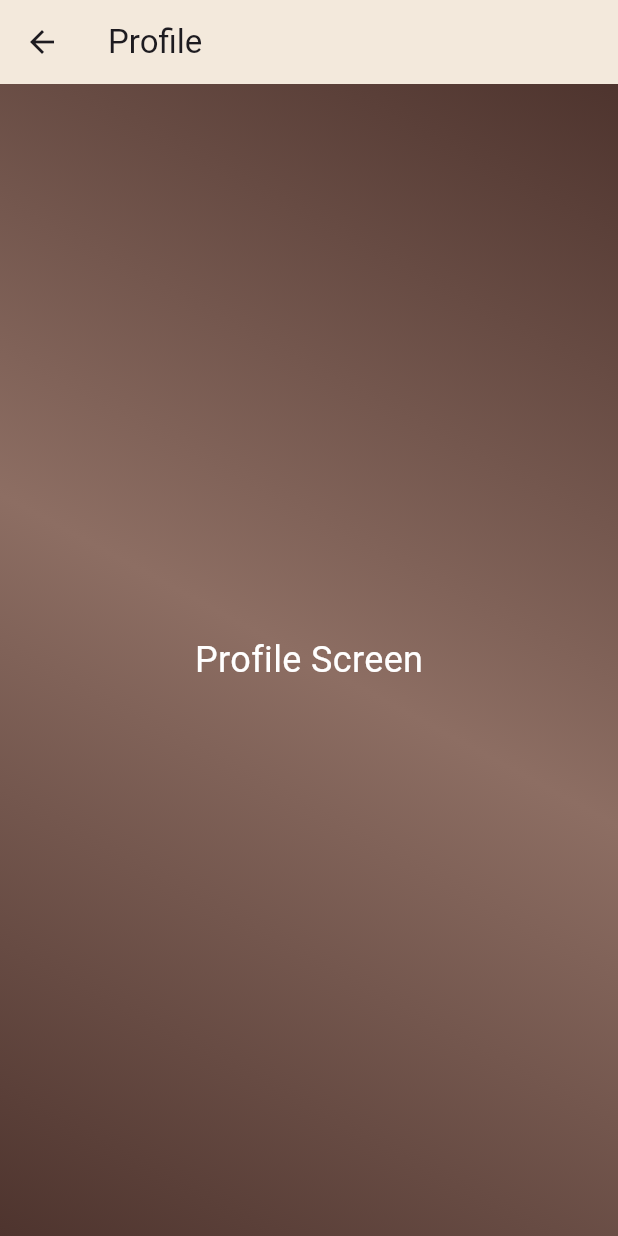
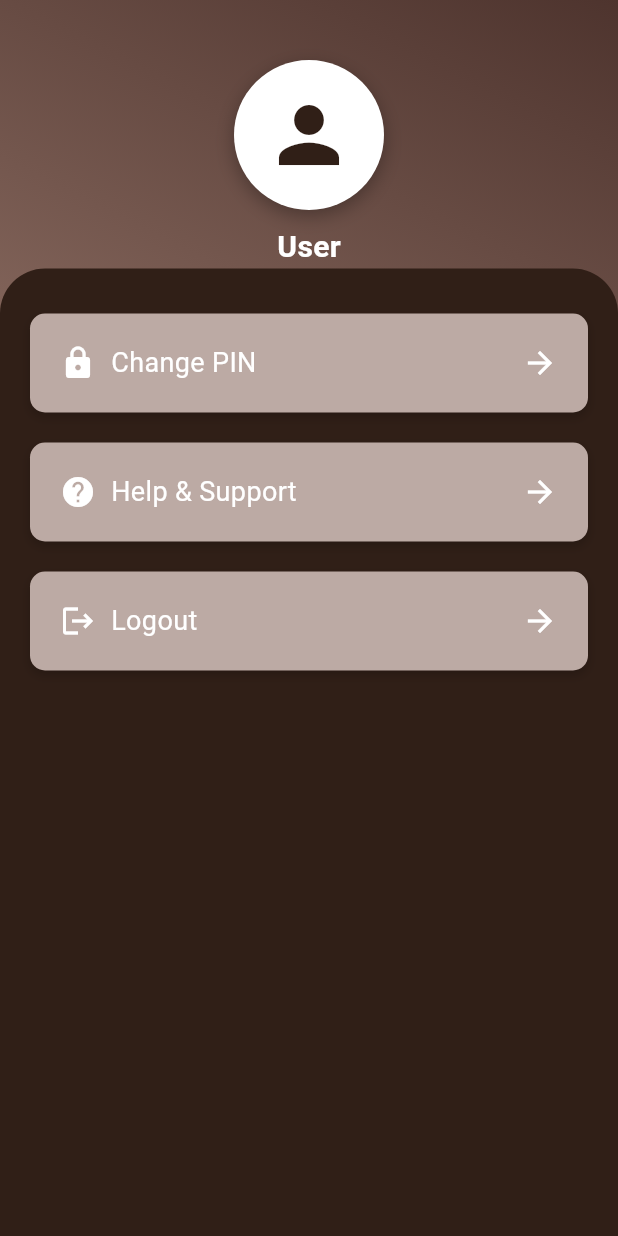
Before and after one commit to endlesswp/mobile_programming, a Flutter app: the ProfileScreen screen opened directly, on a phone screen of 412 x 824 dp. Run offline on Flutter 3.47's test engine with Material 3 defaults, Android fonts, the phone set to English and light mode, and no system bars; our stand-ins replace animated_text_kit, fluttertoast, google_fonts.

Commit message:
tampilan profile screen

```diff
--- /dev/null
+++ b/lib/screens/change_pin_screen.dart
@@ -0,0 +1,23 @@
+import 'package:flutter/material.dart';
+
+class ChangePinScreen extends StatelessWidget {
+  const ChangePinScreen({super.key});
+
+  @override
+  Widget build(BuildContext context) {
+    return Scaffold(
+      appBar: AppBar(
+        title: const Text('Change PIN'),
+      ),
+      body: const Center(
+        child: Text(
+          'Change PIN Screen',
+          style: TextStyle(
+            fontSize: 24,
+            color: Colors.black,
+          ),
+        ),
+      ),
+    );
+  }
+}
--- /dev/null
+++ b/lib/screens/help_support_screen.dart
@@ -0,0 +1,23 @@
+import 'package:flutter/material.dart';
+
+class HelpSupportScreen extends StatelessWidget {
+  const HelpSupportScreen({super.key});
+
+  @override
+  Widget build(BuildContext context) {
+    return Scaffold(
+      appBar: AppBar(
+        title: const Text('Help & Support'),
+      ),
+      body: const Center(
+        child: Text(
+          'Help & Support Screen',
+          style: TextStyle(
+            fontSize: 24,
+            color: Colors.black,
+          ),
+        ),
+      ),
+    );
+  }
+}
--- a/lib/screens/profile_screen.dart
+++ b/lib/screens/profile_screen.dart
@@ -1,4 +1,6 @@
 import 'package:flutter/material.dart';
+import 'change_pin_screen.dart';
+import 'help_support_screen.dart';
 
 class ProfileScreen extends StatelessWidget {
   const ProfileScreen({super.key});
@@ -23,21 +25,132 @@ class ProfileScreen extends StatelessWidget {
               ),
             ),
           ),
-          const Center(
-            child: Text(
-              'Profile Screen',
-              style: TextStyle(
-                color: Colors.white,
-                fontSize: 24,
+          Column(
+            children: [
+              const SizedBox(height: 40),
+              Center(
+                child: Container(
+                  width: 100,
+                  height: 100,
+                  decoration: BoxDecoration(
+                    shape: BoxShape.circle,
+                    color: Colors.white,
+                    boxShadow: [
+                      BoxShadow(
+                        color: Colors.black.withOpacity(0.3),
+                        blurRadius: 10,
+                        offset: const Offset(0, 4),
+                      ),
+                    ],
+                  ),
+                  child: const Icon(
+                    Icons.person,
+                    size: 60,
+                    color: Color(0xFF301F17),
+                  ),
+                ),
               ),
-            ),
+              const SizedBox(height: 10),
+              const Text(
+                'User',
+                style: TextStyle(
+                  fontSize: 20,
+                  fontWeight: FontWeight.bold,
+                  color: Colors.white,
+                ),
+              ),
+              Expanded(
+                child: Container(
+                  decoration: const BoxDecoration(
+                    color: Color(0xFF301F17),
+                    borderRadius: BorderRadius.vertical(top: Radius.circular(30)),
+                  ),
+                  padding: const EdgeInsets.all(20.0),
+                  child: Column(
+                    children: [
+                      FeatureCard(
+                        icon: Icons.lock,
+                        title: 'Change PIN',
+                        onTap: () {
+                          Navigator.push(
+                            context,
+                            MaterialPageRoute(builder: (context) => const ChangePinScreen()),
+                          );
+                        },
+                      ),
+                      FeatureCard(
+                        icon: Icons.help,
+                        title: 'Help & Support',
+                        onTap: () {
+                          Navigator.push(
+                            context,
+                            MaterialPageRoute(builder: (context) => const HelpSupportScreen()),
+                          );
+                        },
+                      ),
+                      FeatureCard(
+                        icon: Icons.logout,
+                        title: 'Logout',
+                        onTap: () {
+                        },
+                      ),
+                    ],
+                  ),
+                ),
+              ),
+            ],
           ),
         ],
-      ),
-      appBar: AppBar(
-        backgroundColor: const Color(0xFFF3E9DC),
-        title: const Text('Profile'),
       ),
     );
   }
 }
+
+class FeatureCard extends StatelessWidget {
+  final IconData icon;
+  final String title;
+  final VoidCallback onTap;
+
+  const FeatureCard({super.key, required this.icon, required this.title, required this.onTap});
+
+  @override
+  Widget build(BuildContext context) {
+    return GestureDetector(
+      onTap: onTap,
+      child: Container(
+        margin: const EdgeInsets.symmetric(vertical: 10),
+        padding: const EdgeInsets.all(20),
+        decoration: BoxDecoration(
+          color: Colors.brown[200],
+          borderRadius: BorderRadius.circular(10),
+          boxShadow: [
+            BoxShadow(
+              color: Colors.black.withOpacity(0.2),
+              blurRadius: 5,
+              offset: const Offset(0, 3),
+            ),
+          ],
+        ),
+        child: Row(
+          mainAxisAlignment: MainAxisAlignment.spaceBetween,
+          children: [
+            Row(
+              children: [
+                Icon(icon, color: Colors.white),
+                const SizedBox(width: 10),
+                Text(
+                  title,
+                  style: const TextStyle(
+                    color: Colors.white,
+                    fontSize: 18,
+                  ),
+                ),
+              ],
+            ),
+            const Icon(Icons.arrow_forward, color: Colors.white),
+          ],
+        ),
+      ),
+    );
+  }
+}
```
Also changed, not shown: assets/card.png.
